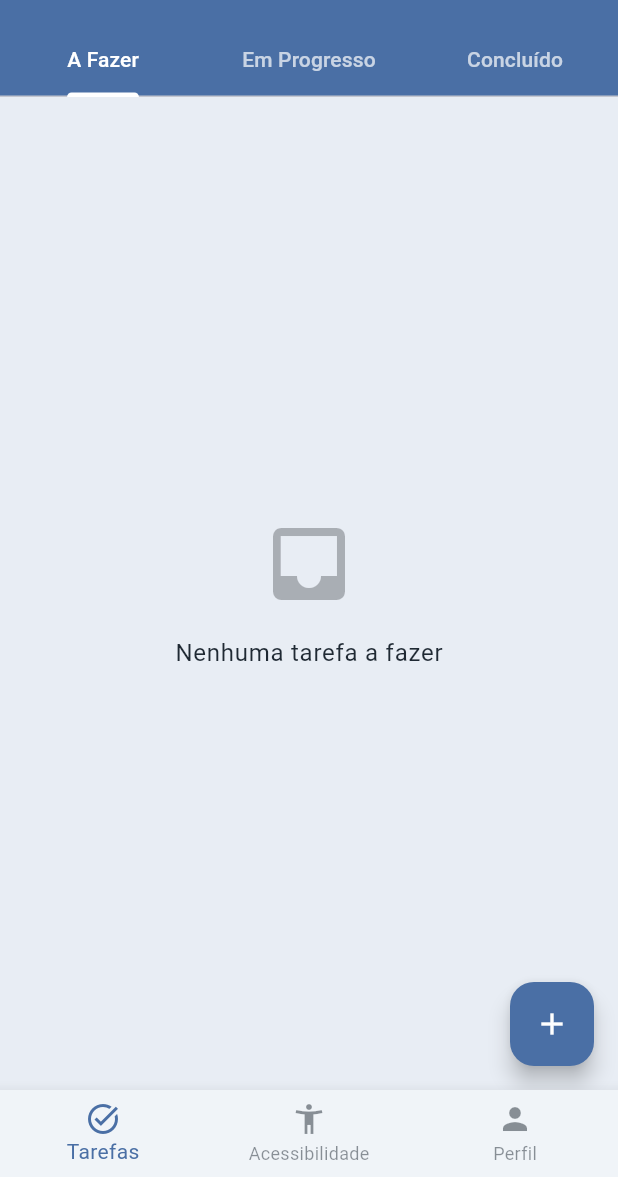
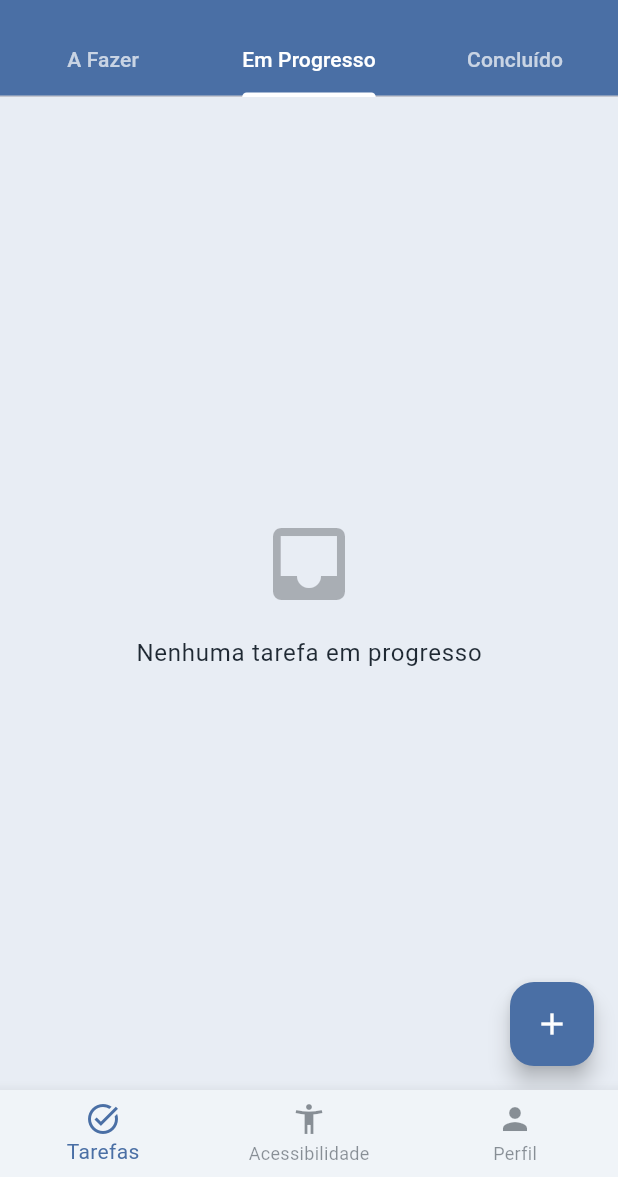
Before and after one commit to danilomoraesf/DMF-M, a Flutter app: the screen it shows after launch, on a phone screen of 412 x 824 dp, the part 59-1236 px from its top. Run offline on Flutter 3.47's test engine with Material 3 defaults, Android fonts, the phone set to English and light mode, and no system bars; our stand-ins replace file_picker, shared_preferences.

Commit message:
abre app na aba em progresso por padrao

```diff
--- a/lib/screens/tasks_screen.dart
+++ b/lib/screens/tasks_screen.dart
@@ -21,7 +21,7 @@ class _TasksScreenState extends State<TasksScreen>
   @override
   void initState() {
     super.initState();
-    _tabController = TabController(length: 3, vsync: this);
+    _tabController = TabController(length: 3, vsync: this, initialIndex: 1);
   }
 
   @override
```
